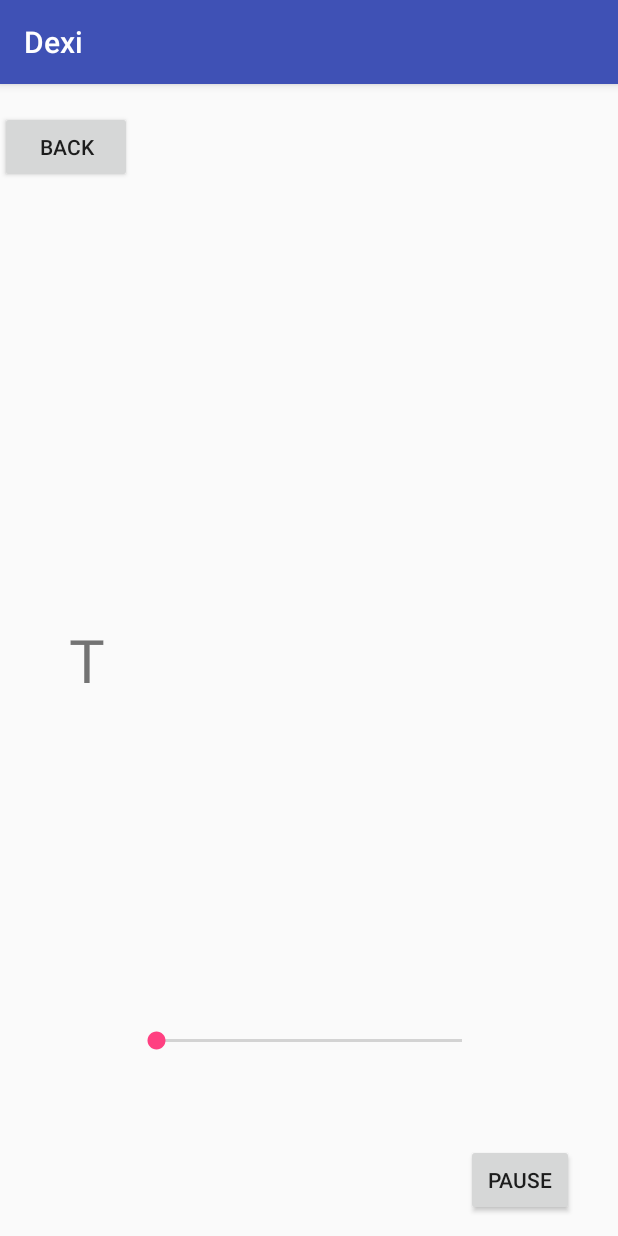
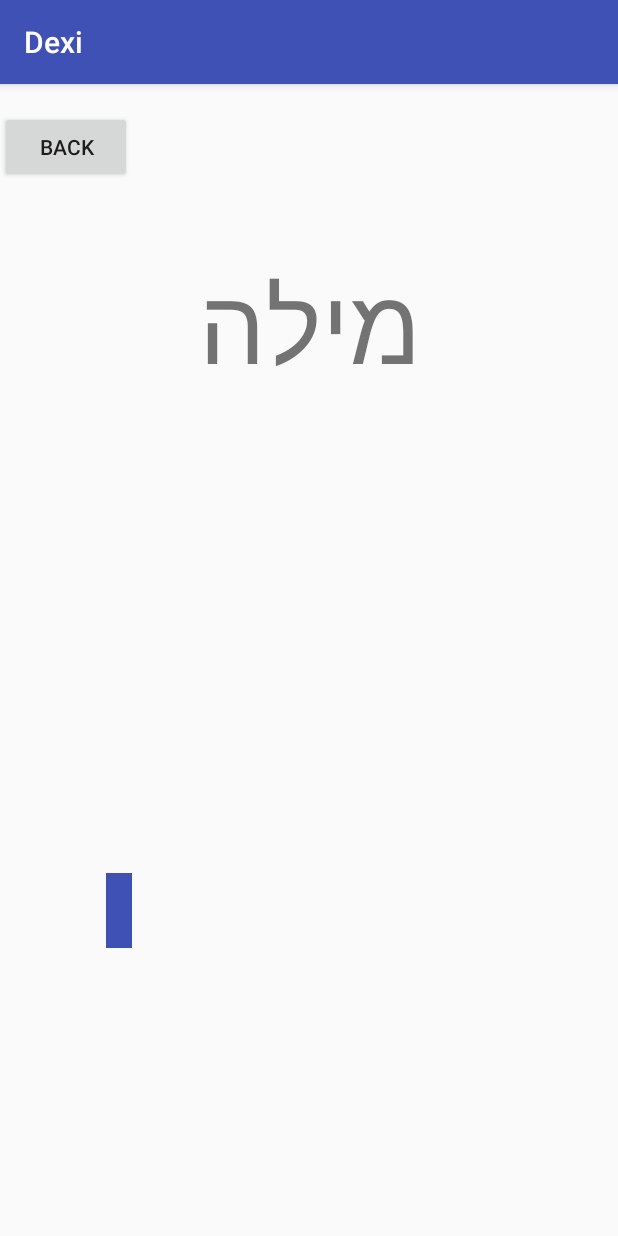
Before and after one commit to shellybekhor/Dexi, an Android app: the GameWordActivity screen opened directly, with no data from a screen before it, on a phone screen of 412 x 824 dp. Run offline under Robolectric (Android 15) with nearby library versions, the phone set to English and light mode, and no system bars.

Commit message:
update game words

```diff
--- a/app/src/main/java/shellybekhor/dexi/GameSylsActivity.java
+++ b/app/src/main/java/shellybekhor/dexi/GameSylsActivity.java
@@ -51,8 +51,6 @@ public class GameSylsActivity extends AppCompatActivity {
                             progressCounter++;
                             int w = progressCalc(progressCounter);
                             progressView.getLayoutParams().width = w;
-                            System.out.println(progressCounter);
-                            System.out.println(w);
                         }
                     });
                 }
--- a/app/src/main/res/layout/activity_game_word.xml
+++ b/app/src/main/res/layout/activity_game_word.xml
@@ -8,50 +8,17 @@
 
     <TextView
         android:id="@+id/showWord"
-        android:layout_width="match_parent"
+        android:layout_width="wrap_content"
         android:layout_height="wrap_content"
-        android:layout_alignParentStart="true"
-        android:layout_centerVertical="true"
-        android:layout_marginStart="46dp"
-        android:layout_marginEnd="46dp"
 
-        android:text="T"
-        android:textSize="40sp"
+        android:layout_alignParentTop="true"
+        android:layout_centerHorizontal="true"
+        android:layout_marginTop="112dp"
+        android:text="מילה"
+        android:textSize="70sp"
         app:layout_constraintBottom_toBottomOf="parent"
         app:layout_constraintEnd_toStartOf="@+id/prevConst"
         app:layout_constraintTop_toTopOf="parent" />
-
-    <RelativeLayout
-        android:layout_width="wrap_content"
-        android:layout_height="wrap_content"
-        android:id="@+id/my_group"
-        android:visibility="gone">
-        <Button
-            android:id="@+id/readWord"
-            android:layout_width="wrap_content"
-            android:layout_height="wrap_content"
-            android:layout_alignParentStart="true"
-            android:layout_alignParentTop="true"
-            android:layout_marginTop="18dp"
-            android:text="Back" />
-        <Button
-            android:id="@+id/success"
-            android:layout_width="wrap_content"
-            android:layout_height="wrap_content"
-            android:layout_alignParentStart="true"
-            android:layout_alignParentTop="true"
-            android:layout_marginTop="18dp"
-            android:text="Back" />
-        <Button
-            android:id="@+id/fail"
-            android:layout_width="wrap_content"
-            android:layout_height="wrap_content"
-            android:layout_alignParentStart="true"
-            android:layout_alignParentTop="true"
-            android:layout_marginTop="18dp"
-            android:text="Back" />
-    </RelativeLayout>
-
 
 
     <Button
@@ -63,35 +30,50 @@
         android:layout_marginTop="18dp"
         android:text="Back" />
 
-    <Button
-        android:id="@+id/pauseButton"
-        android:layout_width="72dp"
-        android:layout_height="wrap_content"
-        android:layout_alignParentEnd="true"
-        android:layout_below="@+id/speedBar"
-        android:layout_marginEnd="29dp"
-        android:layout_marginTop="-61dp"
-        android:onClick="toPause"
-        android:text="Pause" />
-
-    <SeekBar
-        android:id="@+id/speedBar"
-        android:layout_width="236dp"
-        android:layout_height="93dp"
+    <RelativeLayout
+        android:id="@+id/timeUp"
+        android:layout_width="245dp"
+        android:layout_height="217dp"
         android:layout_alignParentBottom="true"
         android:layout_centerHorizontal="true"
-        android:layout_marginBottom="83dp"
-        android:max="2000"
-        android:min="500" />
+        android:layout_marginBottom="28dp"
+        android:visibility="gone">
 
-    <LinearLayout
+        <Button
+            android:id="@+id/readWord"
+            android:layout_width="wrap_content"
+            android:layout_height="wrap_content"
+            android:layout_alignParentTop="true"
+            android:layout_centerHorizontal="true"
+            android:layout_marginTop="25dp"
+            android:text="Play" />
+
+        <Button
+            android:id="@+id/success"
+            android:layout_width="wrap_content"
+            android:layout_height="wrap_content"
+            android:layout_alignParentEnd="true"
+            android:layout_alignTop="@+id/fail"
+            android:text="Good" />
+
+        <Button
+            android:id="@+id/fail"
+            android:layout_width="wrap_content"
+            android:layout_height="wrap_content"
+            android:layout_alignParentBottom="true"
+            android:layout_alignParentStart="true"
+            android:layout_marginBottom="48dp"
+            android:text="Fail" />
+    </RelativeLayout>
+
+    <ImageView
         android:id="@+id/progress"
-        android:layout_width="0dp"
+        android:layout_width="17dp"
         android:layout_height="50dp"
-        android:layout_alignBottom="@+id/pauseButton"
-        android:layout_alignParentStart="true"
-        android:layout_marginStart="13dp"
-        android:orientation="vertical"
-        tools:background="@color/colorPrimary"></LinearLayout>
+        android:layout_alignEnd="@+id/stopButton"
+        android:layout_alignParentBottom="true"
+        android:layout_marginBottom="192dp"
+        android:contentDescription="TODO"
+        android:src="@color/colorPrimary" />
 
 </RelativeLayout>
--- a/app/src/main/res/layout/main.xml
+++ b/app/src/main/res/layout/main.xml
@@ -13,7 +13,7 @@
         android:layout_height="wrap_content"
         android:layout_alignParentTop="true"
         android:layout_centerHorizontal="true"
-        android:layout_marginTop="204dp"
+        android:layout_marginTop="214dp"
         android:onClick="moveToGameSyls"
         android:text="Game Syls" />
 
@@ -23,9 +23,9 @@
         android:layout_height="wrap_content"
         android:layout_alignParentTop="true"
         android:layout_centerHorizontal="true"
-        android:layout_marginTop="204dp"
+        android:layout_marginTop="118dp"
         android:onClick="moveToGameWords"
-        android:text="Game Syls" />
+        android:text="Game Words" />
 
     <Button
         android:id="@+id/trybutton"
```
